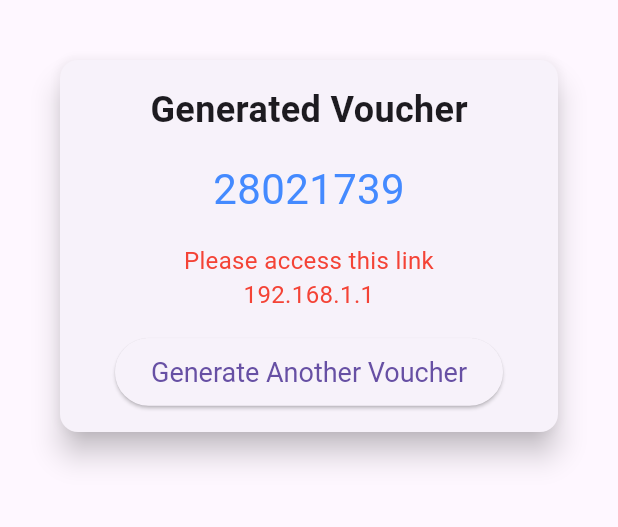
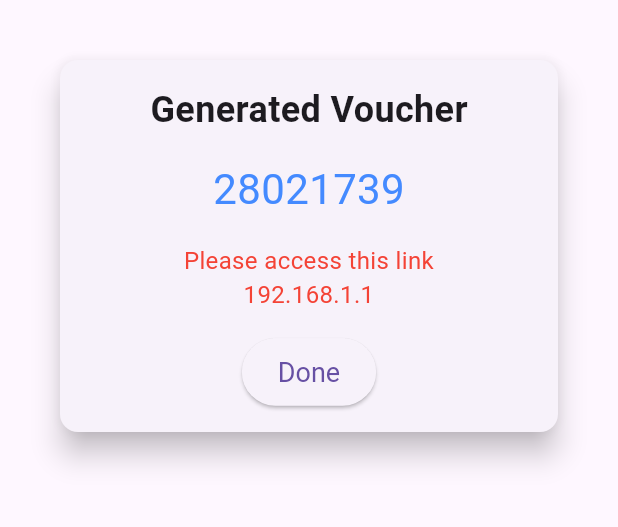
Before and after one commit to sdr20/voucher-generator, a Flutter app: the screen it shows after launch, after a tap on "Generate Voucher", on a phone screen of 412 x 824 dp, the part 84-611 px from its top. Run offline on Flutter 3.47's test engine with Material 3 defaults, Android fonts, the light colour scheme and no system bars.

Commit message:
Update main.dart

```diff
--- a/lib/main.dart
+++ b/lib/main.dart
@@ -1,7 +1,7 @@
 import 'dart:async';
 import 'dart:io';
 import 'package:flutter/material.dart';
-import 'package:flutter/services.dart'; // Required for SystemNavigator.pop()
+import 'package:flutter/services.dart';
 
 void main() {
   runApp(VoucherApp());
@@ -15,7 +15,7 @@ class VoucherApp extends StatelessWidget {
       theme: ThemeData(
         primarySwatch: Colors.blue,
       ),
-      debugShowCheckedModeBanner: false, // Removed debug logo
+      debugShowCheckedModeBanner: false,
       home: VoucherHomePage(),
     );
   }
@@ -44,6 +44,7 @@ class _VoucherHomePageState extends State<VoucherHomePage> {
     if (vouchers.isNotEmpty) {
       setState(() {
         selectedVoucher = (vouchers..shuffle()).first;
+        vouchers.remove(selectedVoucher);
       });
 
       Timer(Duration(seconds: 30), () {
@@ -51,16 +52,21 @@ class _VoucherHomePageState extends State<VoucherHomePage> {
           selectedVoucher = null;
         });
       });
+    } else {
+
+      setState(() {
+        selectedVoucher = "No vouchers left!";
+      });
     }
   }
 
   void _exitApp() {
     if (Platform.isAndroid) {
-      SystemNavigator.pop(); // This will close the app on Android
+      SystemNavigator.pop();
     } else if (Platform.isIOS) {
-      exit(0); // This will close the app on iOS
+      exit(0);
     } else {
-      exit(0); // This will close the app on other platforms
+      exit(0);
     }
   }
 
@@ -75,7 +81,7 @@ class _VoucherHomePageState extends State<VoucherHomePage> {
         padding: const EdgeInsets.all(16.0),
         child: Column(
           children: [
-            if (selectedVoucher == null)
+            if (selectedVoucher == null || selectedVoucher == "No vouchers left!")
               Center(
                 child: ElevatedButton(
                   onPressed: _generateVoucher,
@@ -130,7 +136,7 @@ class _VoucherHomePageState extends State<VoucherHomePage> {
                                   selectedVoucher = null;
                                 });
                               },
-                              child: Text('Generate Another Voucher'),
+                              child: Text('Done'),
                               style: ElevatedButton.styleFrom(
                                 padding: EdgeInsets.symmetric(horizontal: 24, vertical: 12),
                                 textStyle: TextStyle(fontSize: 18),
```
